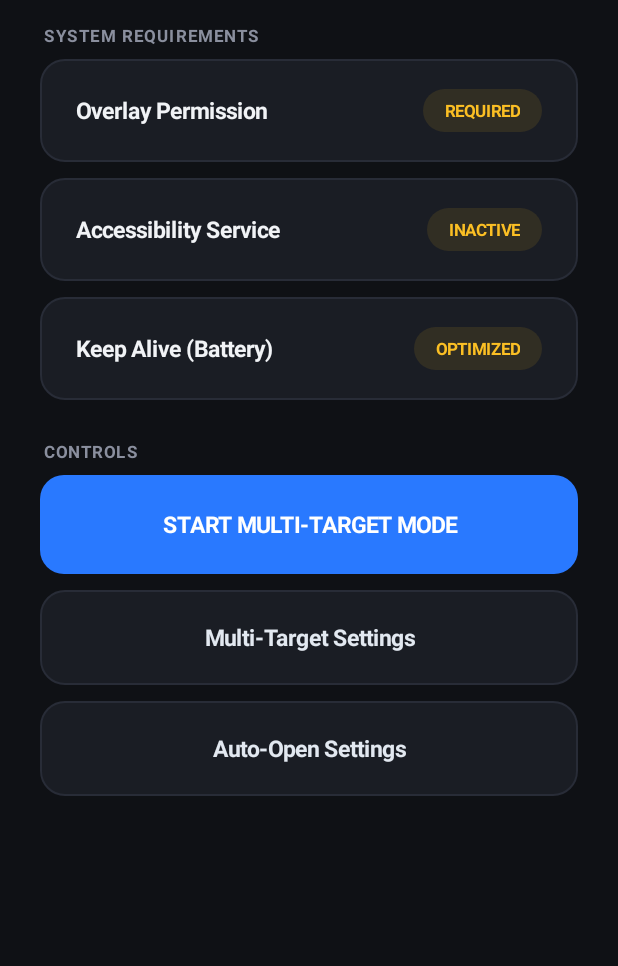
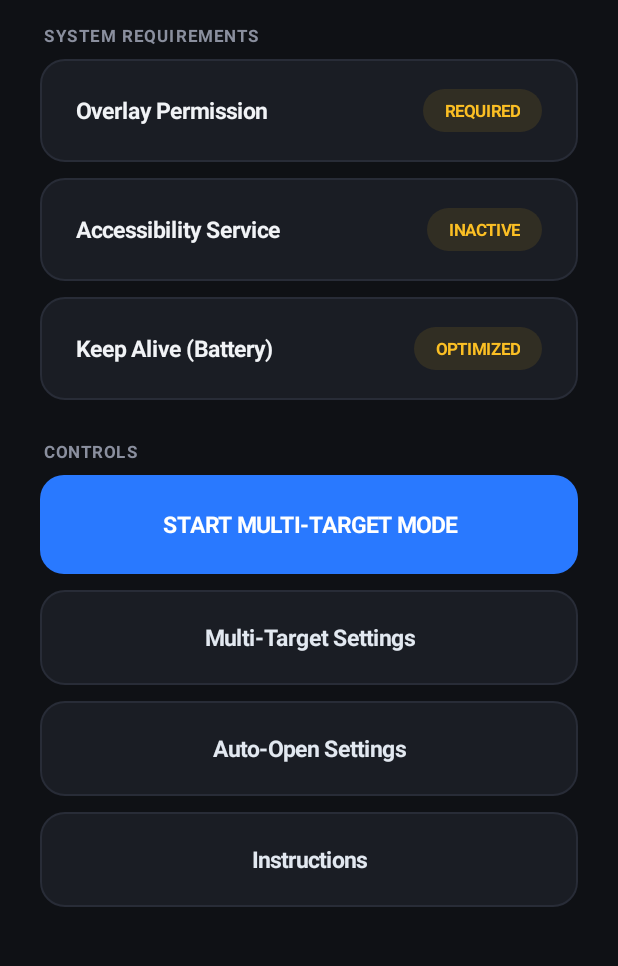
Before and after one commit to gwentale/QuickClick, an Android app: the screen it shows after launch (MainActivity), after a tap on "START MULTI-TARGET MODE", on a phone screen of 412 x 824 dp, the part 125-1091 px from its top. Run offline under Robolectric (Android 15) with nearby library versions, the phone set to English and light mode, and no system bars.

Commit message:
Update MainActivity.kt

```diff
--- a/app/src/main/java/com/app/autoclicker/ui/MainActivity.kt
+++ b/app/src/main/java/com/app/autoclicker/ui/MainActivity.kt
@@ -121,15 +121,28 @@ class MainActivity : AppCompatActivity() {
 
         addSectionLabel("CONTROLS")
 
-        addPrimaryButton("START MULTI-TARGET MODE") {
-            val svc = AutoClickerService.instance
+        val svc = AutoClickerService.instance
+        val overlayActive = svc?.isOverlayShowing() == true
+
+        addPrimaryButton(
+            label = if (overlayActive) "STOP MULTI-TARGET MODE" else "START MULTI-TARGET MODE",
+            bgColor = if (overlayActive) "#DC2626" else "#2979FF"
+        ) {
+            val currentSvc = AutoClickerService.instance
             if (!Settings.canDrawOverlays(this)) {
                 Toast.makeText(this, "Please grant Overlay Permission first", Toast.LENGTH_SHORT).show()
-            } else if (svc == null) {
+            } else if (currentSvc == null) {
                 Toast.makeText(this, "Please enable Accessibility Service first", Toast.LENGTH_SHORT).show()
             } else {
-                svc.showOverlay()
-                Toast.makeText(this, "Overlay started", Toast.LENGTH_SHORT).show()
+                if (currentSvc.isOverlayShowing()) {
+                    currentSvc.stopClicking()
+                    currentSvc.hideOverlay()
+                    Toast.makeText(this, "Overlay stopped", Toast.LENGTH_SHORT).show()
+                } else {
+                    currentSvc.showOverlay()
+                    Toast.makeText(this, "Overlay started", Toast.LENGTH_SHORT).show()
+                }
+                renderUI()
             }
         }
 
@@ -139,6 +152,10 @@ class MainActivity : AppCompatActivity() {
 
         addSecondaryButton("Auto-Open Settings") {
             startActivity(Intent(this, AutoStartActivity::class.java))
+        }
+
+        addSecondaryButton("Instructions") {
+            startActivity(Intent(this, InstructionsActivity::class.java))
         }
     }
 
@@ -195,7 +212,7 @@ class MainActivity : AppCompatActivity() {
         rootContainer.addView(card)
     }
 
-    private fun addPrimaryButton(label: String, onClick: () -> Unit) {
+    private fun addPrimaryButton(label: String, bgColor: String, onClick: () -> Unit) {
         val btn = TextView(this).apply {
             text = label
             textSize = 15f
@@ -204,7 +221,7 @@ class MainActivity : AppCompatActivity() {
             gravity = Gravity.CENTER
             setPadding(36, 34, 36, 34)
             background = GradientDrawable().apply {
-                setColor(Color.parseColor("#2979FF"))
+                setColor(Color.parseColor(bgColor))
                 cornerRadius = 24f
             }
             layoutParams = LinearLayout.LayoutParams(
```
